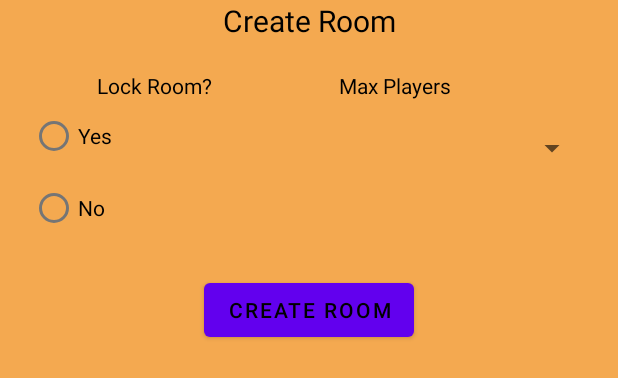
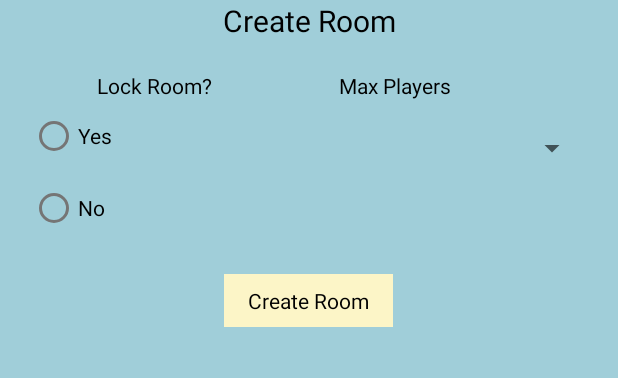
Before and after one commit to Aagam9833/StonksOrStinks-Android, an Android app: the layout create_modal_sheet.xml on its own in the app's theme, with its tools: preview values and no code run, on a phone screen of 412 x 824 dp. Shown: the top 378 px of the screen. Run offline under Robolectric (Android 15) with nearby library versions, the light colour scheme and no system bars.

Commit message:
Consistent layout

```diff
--- a/app/src/main/res/layout/create_modal_sheet.xml
+++ b/app/src/main/res/layout/create_modal_sheet.xml
@@ -3,7 +3,7 @@
     android:layout_width="match_parent"
     android:layout_height="match_parent"
     android:layout_centerHorizontal="true"
-    android:background="#F4A950"
+    android:background="#a0ced9"
     android:gravity="center_horizontal"
     android:orientation="vertical">
 
@@ -73,11 +73,14 @@
 
     </LinearLayout>
 
-    <Button
+    <TextView
         android:id="@+id/create_room_button"
         android:layout_width="wrap_content"
         android:layout_height="wrap_content"
         android:gravity="center"
+        android:paddingHorizontal="16dp"
+        android:paddingVertical="8dp"
+        android:background="#fcf5c7"
         android:text="@string/create_room"
         android:textColor="@color/black" />
 
```
